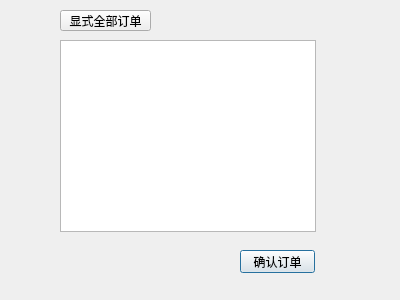
This is FruitManager/dialogpurchaseorder.ui in database-class-assistants/c-sFruitManager as Qt 5 draws it before an edit. The edited form follows.
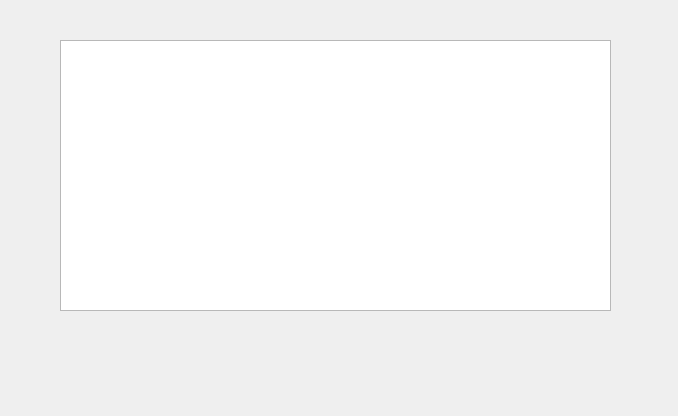
This is the edited form.

The edit to the form file:
```diff
--- a/FruitManager/dialogpurchaseorder.ui
+++ b/FruitManager/dialogpurchaseorder.ui
@@ -6,8 +6,8 @@
    <rect>
     <x>0</x>
     <y>0</y>
-    <width>400</width>
-    <height>300</height>
+    <width>678</width>
+    <height>416</height>
    </rect>
   </property>
   <property name="windowTitle">
@@ -18,50 +18,11 @@
     <rect>
      <x>60</x>
      <y>40</y>
-     <width>256</width>
-     <height>192</height>
+     <width>551</width>
+     <height>271</height>
     </rect>
    </property>
   </widget>
-  <widget class="QPushButton" name="pushButton">
-   <property name="geometry">
-    <rect>
-     <x>240</x>
-     <y>250</y>
-     <width>75</width>
-     <height>23</height>
-    </rect>
-   </property>
-   <property name="text">
-    <string>确认订单</string>
-   </property>
-  </widget>
-  <widget class="QPushButton" name="pushButton_2">
-   <property name="geometry">
-    <rect>
-     <x>60</x>
-     <y>10</y>
-     <width>91</width>
-     <height>21</height>
-    </rect>
-   </property>
-   <property name="text">
-    <string>显式全部订单</string>
-   </property>
-  </widget>
-  <widget class="QLabel" name="label">
-   <property name="geometry">
-    <rect>
-     <x>170</x>
-     <y>10</y>
-     <width>54</width>
-     <height>12</height>
-    </rect>
-   </property>
-   <property name="text">
-    <string/>
-   </property>
-  </widget>
  </widget>
  <resources/>
  <connections/>
```
